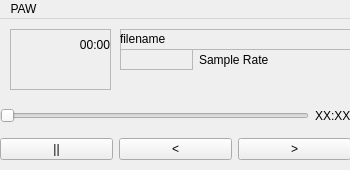
Qt form src/PAW_GUI/main_paw_widget.ui (loh1naalt/PerfectAudioWorks) before a commit.
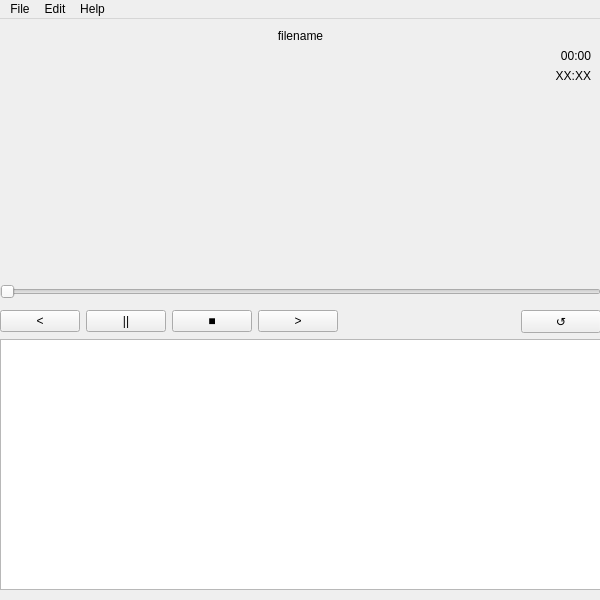
The same form after that commit.

Commit message: general ui redesign + playlist functionality

The edit to the form file:
```diff
--- a/src/PAW_GUI/main_paw_widget.ui
+++ b/src/PAW_GUI/main_paw_widget.ui
@@ -6,20 +6,20 @@
    <rect>
     <x>0</x>
     <y>0</y>
-    <width>350</width>
-    <height>170</height>
+    <width>600</width>
+    <height>600</height>
    </rect>
   </property>
   <property name="minimumSize">
    <size>
-    <width>350</width>
-    <height>170</height>
+    <width>600</width>
+    <height>600</height>
    </size>
   </property>
   <property name="maximumSize">
    <size>
-    <width>350</width>
-    <height>170</height>
+    <width>600</width>
+    <height>600</height>
    </size>
   </property>
   <property name="windowTitle">
@@ -30,21 +30,14 @@
     <property name="geometry">
      <rect>
       <x>0</x>
-      <y>80</y>
-      <width>351</width>
+      <y>260</y>
+      <width>601</width>
       <height>61</height>
      </rect>
     </property>
     <layout class="QGridLayout" name="AudioControls">
      <item row="1" column="0">
       <layout class="QHBoxLayout" name="AudioTimeline">
-       <item>
-        <widget class="QPushButton" name="PlayPause">
-         <property name="text">
-          <string>||</string>
-         </property>
-        </widget>
-       </item>
        <item>
         <widget class="QPushButton" name="Back">
          <property name="text">
@@ -52,6 +45,20 @@
          </property>
         </widget>
        </item>
+       <item>
+        <widget class="QPushButton" name="PlayPause">
+         <property name="text">
+          <string>||</string>
+         </property>
+        </widget>
+       </item>
+       <item>
+        <widget class="QPushButton" name="Stop">
+         <property name="text">
+          <string>■</string>
+         </property>
+        </widget>
+       </item>
        <item>
         <widget class="QPushButton" name="Skip">
          <property name="text">
@@ -59,6 +66,26 @@
          </property>
         </widget>
        </item>
+       <item>
+        <spacer name="horizontalSpacer">
+         <property name="orientation">
+          <enum>Qt::Orientation::Horizontal</enum>
+         </property>
+         <property name="sizeHint" stdset="0">
+          <size>
+           <width>40</width>
+           <height>20</height>
+          </size>
+         </property>
+        </spacer>
+       </item>
+       <item>
+        <widget class="QPushButton" name="Loop">
+         <property name="text">
+          <string>↺</string>
+         </property>
+        </widget>
+       </item>
       </layout>
      </item>
      <item row="0" column="0">
@@ -73,120 +100,80 @@
          </property>
         </widget>
        </item>
-       <item>
-        <widget class="QLabel" name="TotalFileDuration">
-         <property name="text">
-          <string>XX:XX</string>
-         </property>
-        </widget>
-       </item>
       </layout>
      </item>
     </layout>
    </widget>
-   <widget class="QFrame" name="InfoFrame">
+   <widget class="QWidget" name="gridLayoutWidget_3">
     <property name="geometry">
      <rect>
       <x>10</x>
       <y>10</y>
-      <width>101</width>
-      <height>61</height>
+      <width>581</width>
+      <height>241</height>
      </rect>
     </property>
-    <property name="layoutDirection">
-     <enum>Qt::LayoutDirection::RightToLeft</enum>
-    </property>
-    <property name="frameShape">
-     <enum>QFrame::Shape::StyledPanel</enum>
-    </property>
-    <property name="frameShadow">
-     <enum>QFrame::Shadow::Raised</enum>
-    </property>
-    <widget class="QLabel" name="CurrentFileDuration">
-     <property name="geometry">
-      <rect>
-       <x>19</x>
-       <y>0</y>
-       <width>81</width>
-       <height>31</height>
-      </rect>
-     </property>
-     <property name="text">
-      <string>00:00</string>
-     </property>
-     <property name="alignment">
-      <set>Qt::AlignmentFlag::AlignRight|Qt::AlignmentFlag::AlignTrailing|Qt::AlignmentFlag::AlignVCenter</set>
-     </property>
-    </widget>
-   </widget>
-   <widget class="QFrame" name="FilenameFrame">
-    <property name="geometry">
-     <rect>
-      <x>120</x>
-      <y>10</y>
-      <width>231</width>
-      <height>21</height>
-     </rect>
-    </property>
-    <property name="frameShape">
-     <enum>QFrame::Shape::StyledPanel</enum>
-    </property>
-    <property name="frameShadow">
-     <enum>QFrame::Shadow::Raised</enum>
-    </property>
-    <widget class="QLabel" name="Filename">
-     <property name="geometry">
-      <rect>
-       <x>0</x>
-       <y>0</y>
-       <width>221</width>
-       <height>20</height>
-      </rect>
-     </property>
-     <property name="text">
-      <string>filename</string>
-     </property>
-    </widget>
-   </widget>
-   <widget class="QWidget" name="gridLayoutWidget_2">
-    <property name="geometry">
-     <rect>
-      <x>120</x>
-      <y>30</y>
-      <width>151</width>
-      <height>21</height>
-     </rect>
-    </property>
-    <layout class="QGridLayout" name="gridLayout">
+    <layout class="QGridLayout" name="gridLayout_2">
      <item row="2" column="1">
-      <widget class="QLabel" name="label">
+      <widget class="QLabel" name="TotalFileDuration">
        <property name="text">
-        <string>Sample Rate</string>
+        <string>XX:XX</string>
        </property>
+       <property name="alignment">
+        <set>Qt::AlignmentFlag::AlignRight|Qt::AlignmentFlag::AlignTrailing|Qt::AlignmentFlag::AlignVCenter</set>
+       </property>
       </widget>
      </item>
-     <item row="2" column="0">
-      <widget class="QFrame" name="frame">
-       <property name="frameShape">
-        <enum>QFrame::Shape::StyledPanel</enum>
+     <item row="0" column="1">
+      <widget class="QLabel" name="Filename">
+       <property name="text">
+        <string>filename</string>
        </property>
-       <property name="frameShadow">
-        <enum>QFrame::Shadow::Raised</enum>
+       <property name="alignment">
+        <set>Qt::AlignmentFlag::AlignCenter</set>
        </property>
-       <widget class="QLabel" name="SampleRate">
-        <property name="geometry">
-         <rect>
-          <x>0</x>
-          <y>0</y>
-          <width>70</width>
-          <height>19</height>
-         </rect>
-        </property>
-        <property name="text">
-         <string/>
-        </property>
-       </widget>
       </widget>
+     </item>
+     <item row="1" column="1">
+      <widget class="QLabel" name="CurrentFileDuration">
+       <property name="text">
+        <string>00:00</string>
+       </property>
+       <property name="alignment">
+        <set>Qt::AlignmentFlag::AlignRight|Qt::AlignmentFlag::AlignTrailing|Qt::AlignmentFlag::AlignVCenter</set>
+       </property>
+       <property name="margin">
+        <number>20</number>
+       </property>
+      </widget>
+     </item>
+     <item row="3" column="1">
+      <spacer name="verticalSpacer">
+       <property name="orientation">
+        <enum>Qt::Orientation::Vertical</enum>
+       </property>
+       <property name="sizeHint" stdset="0">
+        <size>
+         <width>20</width>
+         <height>40</height>
+        </size>
+       </property>
+      </spacer>
+     </item>
+    </layout>
+   </widget>
+   <widget class="QWidget" name="verticalLayoutWidget">
+    <property name="geometry">
+     <rect>
+      <x>0</x>
+      <y>320</y>
+      <width>601</width>
+      <height>251</height>
+     </rect>
+    </property>
+    <layout class="QVBoxLayout" name="verticalLayout">
+     <item>
+      <widget class="QListWidget" name="Playlist"/>
      </item>
     </layout>
    </widget>
@@ -196,20 +183,34 @@
     <rect>
      <x>0</x>
      <y>0</y>
-     <width>350</width>
+     <width>600</width>
      <height>24</height>
     </rect>
    </property>
    <widget class="QMenu" name="menufile">
     <property name="title">
-     <string>PAW</string>
+     <string>File</string>
     </property>
     <addaction name="actionopen_file"/>
     <addaction name="separator"/>
-    <addaction name="actionAbout"/>
+    <addaction name="actionadd_files_to_playlist"/>
+   </widget>
+   <widget class="QMenu" name="menuEdit">
+    <property name="title">
+     <string>Edit</string>
+    </property>
+    <addaction name="separator"/>
     <addaction name="actionSettings"/>
    </widget>
+   <widget class="QMenu" name="menuHelp">
+    <property name="title">
+     <string>Help</string>
+    </property>
+    <addaction name="actionAbout"/>
+   </widget>
    <addaction name="menufile"/>
+   <addaction name="menuEdit"/>
+   <addaction name="menuHelp"/>
   </widget>
   <action name="actionopen_file">
    <property name="text">
```
Left out of the diff: 15 changed lines with no effect on the pictures. The commit also changes 2 other files.
